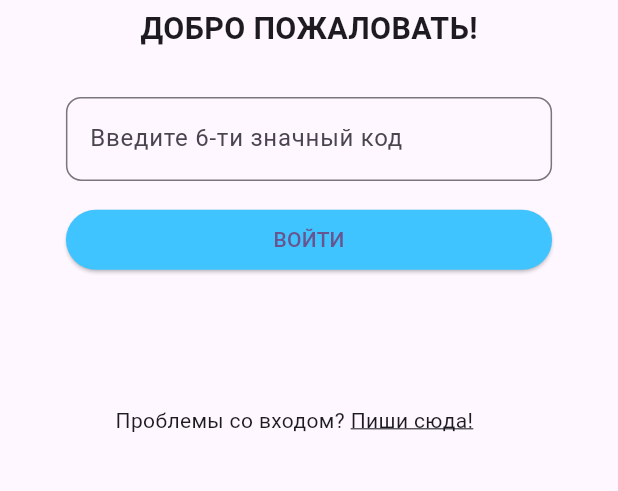
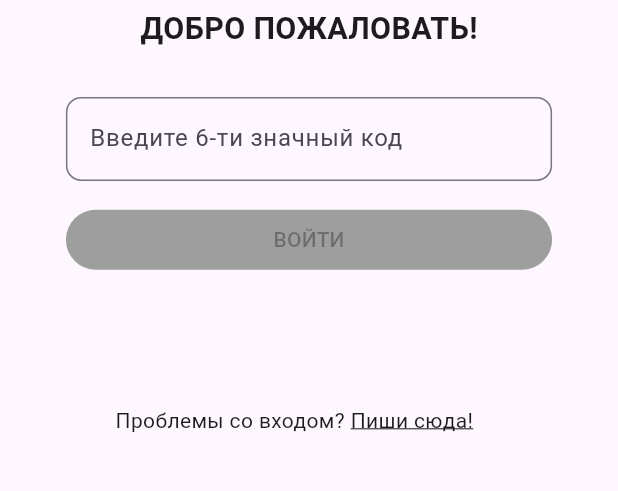
Before and after one commit to LemeshkinIvan/student-mobile, a Flutter app: the screen it shows after launch, on a phone screen of 412 x 824 dp, the part 557-1048 px from its top. Run offline on Flutter 3.47's test engine with Material 3 defaults, Android fonts, the phone set to English and light mode, and no system bars; our stand-ins replace dio, equatable, flutter_bloc, flutter_screenutil, flutter_svg, freezed_annotation and 5 more; missing offline and left inert: syncfusion_flutter_core; accounts and stored records are empty; project files that could hold a hidden picture were left out.

Commit message:
убрал тоаст, исправил баг с передачей callbacks в auth textField

```diff
--- a/flutter_native_splash.yaml
+++ b/flutter_native_splash.yaml
@@ -1,7 +1,7 @@
 ---
 flutter_native_splash:
   image: "assets/icons/logo.jpg"
-  color: "#30D5C8"
+  color: "#000000"
   web: false
 
   android_12:
--- a/lib/common/routes/routes.dart
+++ b/lib/common/routes/routes.dart
@@ -9,7 +9,7 @@ import 'package:student_cabinet_app/screens/auth/bloc/auth_bloc.dart';
 import 'package:student_cabinet_app/screens/document/bloc/document_bloc.dart';
 import 'package:student_cabinet_app/screens/document/list_of_documents/document_library_screen.dart';
 import 'package:student_cabinet_app/screens/document/viewing_a_document/document_viewer.dart';
-import 'package:student_cabinet_app/screens/main_menu/bloc/main_menu_cubit.dart';
+import 'package:student_cabinet_app/screens/main_menu/cubit/main_menu_cubit.dart';
 import 'package:student_cabinet_app/screens/main_menu/main_menu_screen.dart';
 import 'package:student_cabinet_app/screens/news/bloc/news_bloc.dart';
 import 'package:student_cabinet_app/screens/news/news_screen.dart';
--- a/lib/common/values/constants.dart
+++ b/lib/common/values/constants.dart
@@ -3,17 +3,20 @@ import 'package:student_cabinet_app/common/routes/names.dart';
 import 'package:student_cabinet_app/main.dart';
 
 class AppConstants {
-  static const String devServerApiUrl='http://localhost:5000/';
-  static const String prodServerApiUrl='http://localhost:5000/';
+  static const String devServerApiUrl = 'http://192.168.0.100:3000/';
+  static const String prodServerApiUrl = 'http://localhost:5000/';
 
   static const String userData = "userData";
-  static const String groupName ='groupName';
+  static const String groupName = 'groupName';
 
-  static const String accessToken='accessToken';
-  static const String refreshToken='refreshToken';
-  static const String storageDeviceAuthorized ='isAuthorized';
+  static const String accessToken = 'accessToken';
+  static const String refreshToken = 'refreshToken';
+  static const String storageDeviceAuthorized = 'isAuthorized';
 
-  static final Uri supportMail = Uri(scheme: 'mailto', path: 'jablackalicious@gmail.com');
+  static final Uri supportMail = Uri(
+    scheme: 'mailto',
+    path: 'jablackalicious@gmail.com',
+  );
 
   static final Map<String, MenuBlockArguments> menuBlockButtons = {
     "schedule": MenuBlockArguments(
@@ -21,28 +24,28 @@ class AppConstants {
         navigatorKey.currentState?.pushNamed(AppRoutes.schedule);
       },
       text: "Расписание",
-        iconPath: "assets/icons/schedule_static.png"
+      iconPath: "assets/icons/schedule_static.png",
     ),
-    "schedule_update" : MenuBlockArguments(
+    "schedule_update": MenuBlockArguments(
       onPressed: () {
         navigatorKey.currentState?.pushNamed(AppRoutes.updatedSchedule);
       },
       text: "Изменения",
-        iconPath: "assets/icons/schedule_updated.webp"
+      iconPath: "assets/icons/schedule_updated.webp",
     ),
-    "doc_list" : MenuBlockArguments(
+    "doc_list": MenuBlockArguments(
       onPressed: () {
         navigatorKey.currentState?.pushNamed(AppRoutes.documentLibrary);
       },
       text: "Мои документы",
-        iconPath: "assets/icons/document_lib.jpg"
+      iconPath: "assets/icons/document_lib.jpg",
     ),
-    "order" : MenuBlockArguments(
+    "order": MenuBlockArguments(
       onPressed: () {
         navigatorKey.currentState?.pushNamed(AppRoutes.documentOrder);
       },
       text: "Заказать документ",
-        iconPath: "assets/icons/order.webp"
+      iconPath: "assets/icons/order.webp",
     ),
   };
 }
--- a/lib/common/widgets/text_field.dart
+++ b/lib/common/widgets/text_field.dart
@@ -5,10 +5,11 @@ import 'package:flutter_screenutil/flutter_screenutil.dart';
 class CustomTextField extends StatelessWidget {
   final TextEditingController? controller;
   final String hint;
-  final Function(String? value) onChanged;
-  final Function onTap;
+  final ValueChanged<String> onChanged;
+  final ValueChanged<String>? onSubmit;
+  final VoidCallback? onTap;
   final List<TextInputFormatter>? filter;
-  final int? length;
+  final int length;
   final TextInputType? type;
   final bool isReadOnly;
 
@@ -18,28 +19,28 @@ class CustomTextField extends StatelessWidget {
     required this.hint,
     required this.onChanged,
     required this.filter,
-    required this.length,
+    this.length = 20,
     required this.type,
-    required this.onTap,
-    required this.isReadOnly
+    this.onTap,
+    this.isReadOnly = false,
+    this.onSubmit,
   });
 
   @override
-  Widget build(BuildContext context){
+  Widget build(BuildContext context) {
     return TextField(
-      onChanged: (value) => onChanged(value) ,
-      onTap: onTap(),
+      onChanged: (value) => onChanged(value),
+      onTap: onTap,
+      onSubmitted: (value) => onSubmit != null ? onSubmit!(value) : null,
       readOnly: isReadOnly,
-      maxLength: length ?? 20,
+      maxLength: length,
       inputFormatters: filter,
       controller: controller,
       keyboardType: type,
       decoration: InputDecoration(
-          labelText: hint,
-          counterText: "",
-          border: OutlineInputBorder(
-            borderRadius: BorderRadius.circular(10.r),
-          )
+        labelText: hint,
+        counterText: "",
+        border: OutlineInputBorder(borderRadius: BorderRadius.circular(10.r)),
       ),
     );
   }
--- a/lib/di/injection.dart
+++ b/lib/di/injection.dart
@@ -20,7 +20,7 @@ import 'package:student_cabinet_app/domain/repository/updating_repository.dart';
 import 'package:student_cabinet_app/screens/app_updating/bloc/app_updating_bloc.dart';
 import 'package:student_cabinet_app/screens/auth/bloc/auth_bloc.dart';
 import 'package:student_cabinet_app/screens/document/bloc/document_bloc.dart';
-import 'package:student_cabinet_app/screens/main_menu/bloc/main_menu_cubit.dart';
+import 'package:student_cabinet_app/screens/main_menu/cubit/main_menu_cubit.dart';
 import 'package:student_cabinet_app/screens/news/bloc/news_bloc.dart';
 import 'package:student_cabinet_app/screens/schedule/bloc/schedule_bloc.dart';
 
--- a/lib/screens/auth/bloc/auth_state.dart
+++ b/lib/screens/auth/bloc/auth_state.dart
@@ -14,7 +14,7 @@ class AuthState {
     required this.tokensPair,
     required this.inputCode,
     required this.enableSubmitButton,
-    required this.toastMsg
+    required this.toastMsg,
   });
 
   AuthState.init({
@@ -22,8 +22,8 @@ class AuthState {
     this.enableToast = false,
     this.tokensPair = const ResultState.idle(),
     this.inputCode = "",
-    this.enableSubmitButton = true,
-    this.toastMsg = ""
+    this.enableSubmitButton = false,
+    this.toastMsg = "",
   });
 
   AuthState copyWith({
@@ -32,15 +32,15 @@ class AuthState {
     ResultState<TokenResponse>? tokensPair,
     String? inputCode,
     bool? enableSubmitButton,
-    String? toastMsg
-  }){
+    String? toastMsg,
+  }) {
     return AuthState(
-        userInfo : userInfo ?? this.userInfo,
-        enableToast: enableToast ?? this.enableToast,
-        tokensPair: tokensPair ?? this.tokensPair,
-        inputCode: inputCode ?? this.inputCode,
-        enableSubmitButton: enableSubmitButton ?? this.enableSubmitButton,
-        toastMsg: toastMsg ?? this.toastMsg
+      userInfo: userInfo ?? this.userInfo,
+      enableToast: enableToast ?? this.enableToast,
+      tokensPair: tokensPair ?? this.tokensPair,
+      inputCode: inputCode ?? this.inputCode,
+      enableSubmitButton: enableSubmitButton ?? this.enableSubmitButton,
+      toastMsg: toastMsg ?? this.toastMsg,
     );
   }
 }
--- a/lib/screens/auth/widgets/code_input.dart
+++ b/lib/screens/auth/widgets/code_input.dart
@@ -12,30 +12,33 @@ class CodeInput extends StatefulWidget {
   State<StatefulWidget> createState() => _CodeInputState();
 }
 
-class _CodeInputState extends State<CodeInput>{
+class _CodeInputState extends State<CodeInput> {
   TextEditingController codeController = TextEditingController();
 
   @override
-  Widget build(BuildContext context){
-    return DefaultPadding (
-      width: 5.w, height: 10.h,
+  Widget build(BuildContext context) {
+    return DefaultPadding(
+      width: 5.w,
+      height: 10.h,
       child: CustomTextField(
-          onTap: (){},
-          isReadOnly: false,
-          controller: codeController,
-          hint: "Введите 6-ти значный код",
-          type: TextInputType.text,
-          onChanged: (value){
-            // глубока кроличья нора ...
-            if (value != null){
-              if (value.isNotEmpty){
-                context.read<AuthBloc>().add(SetInputTextEvent(value));
-              }
-            }
-          },
-          filter: null,
-          length: 6
+        onTap: () {},
+        isReadOnly: false,
+        controller: codeController,
+        hint: "Введите 6-ти значный код",
+        type: TextInputType.text,
+        onSubmit: (_) => onSubmit(),
+        onChanged: (value) => onChanged(value),
+        filter: null,
+        length: 6,
       ),
     );
   }
+
+  onSubmit() => context.read<AuthBloc>().add(const LoginSubmitEvent());
+
+  onChanged(String value) {
+    if (value.isNotEmpty) {
+      context.read<AuthBloc>().add(SetInputTextEvent(value));
+    }
+  }
 }
--- a/lib/screens/auth/widgets/submit_button.dart
+++ b/lib/screens/auth/widgets/submit_button.dart
@@ -1,6 +1,7 @@
 import 'package:flutter/material.dart';
 import 'package:flutter_bloc/flutter_bloc.dart';
 import 'package:flutter_screenutil/flutter_screenutil.dart';
+import 'package:student_cabinet_app/common/utils/result_state.dart';
 import 'package:student_cabinet_app/common/widgets/circular_loader.dart';
 import 'package:student_cabinet_app/screens/auth/bloc/auth_bloc.dart';
 
@@ -10,27 +11,42 @@ class LoginSubmitButton extends StatelessWidget {
   @override
   Widget build(BuildContext context) {
     return Padding(
-      padding: EdgeInsets.symmetric(
-        vertical: 5.h,
-        horizontal: 5.w
-      ),
+      padding: EdgeInsets.symmetric(vertical: 5.h, horizontal: 5.w),
       child: Row(
         children: [
           Expanded(
-              child: BlocBuilder<AuthBloc, AuthState>(builder: (context, state){
+            child: BlocBuilder<AuthBloc, AuthState>(
+              builder: (context, state) {
+                Widget child = const Text("ВОЙТИ");
+
+                if ((state.tokensPair is Loading) ||
+                    (state.userInfo is Loading)) {
+                  child = const CircularLoader();
+                }
+
                 return ElevatedButton(
-                  onPressed: state.enableSubmitButton ? (){
-                    context.read<AuthBloc>().add(const LoginSubmitEvent());
-                  } : null,
+                  onPressed:
+                      state.enableSubmitButton
+                          ? () {
+                            context.read<AuthBloc>().add(
+                              const LoginSubmitEvent(),
+                            );
+                          }
+                          : null,
                   style: ButtonStyle(
-                     backgroundColor: WidgetStateProperty.all(Colors.lightBlueAccent)
+                    backgroundColor: WidgetStateProperty.all(
+                      state.enableSubmitButton
+                          ? Colors.lightBlueAccent
+                          : Colors.grey,
                     ),
-                    child: state.enableSubmitButton ? const Text("ВОЙТИ") : const CircularLoader()
-                  );
-              })
-          )
+                  ),
+                  child: child,
+                );
+              },
+            ),
+          ),
         ],
-      )
+      ),
     );
   }
 }
--- a/lib/screens/main_menu/main_menu_screen.dart
+++ b/lib/screens/main_menu/main_menu_screen.dart
@@ -4,7 +4,7 @@ import 'package:flutter_screenutil/flutter_screenutil.dart';
 import 'package:go_router/go_router.dart';
 import 'package:student_cabinet_app/common/routes/names.dart';
 import 'package:student_cabinet_app/common/widgets/default_app_bar.dart';
-import 'package:student_cabinet_app/screens/main_menu/bloc/main_menu_cubit.dart';
+import 'package:student_cabinet_app/screens/main_menu/cubit/main_menu_cubit.dart';
 import 'package:student_cabinet_app/screens/main_menu/widgets/menu_tiles/buttons_container.dart';
 import 'package:student_cabinet_app/common/widgets/user_icon.dart';
 
--- a/pubspec.yaml
+++ b/pubspec.yaml
@@ -50,7 +50,6 @@ dependencies:
   searchfield: ^1.1.6
   pin_code_fields: ^8.0.1
   overlay_support: ^2.1.0
-  fluttertoast: ^8.1.1
 
   # storage
   hive: ^2.2.3
```
Also changed, not shown: lib/common/utils/http_util.dart (+48 -20 lines), lib/common/widgets/message/default_toast.dart (+14 -14 lines), lib/screens/auth/auth_screen.dart (+38 -23 lines), lib/screens/auth/bloc/auth_bloc.dart (+41 -27 lines), lib/screens/main_menu/cubit/main_menu_cubit.dart (renamed from lib/screens/main_menu/bloc/main_menu_cubit.dart), lib/screens/main_menu/cubit/main_menu_state.dart (renamed from lib/screens/main_menu/bloc/main_menu_state.dart), pubspec.lock, 8 other files. Lines whose indentation alone changed are shown as unchanged.
